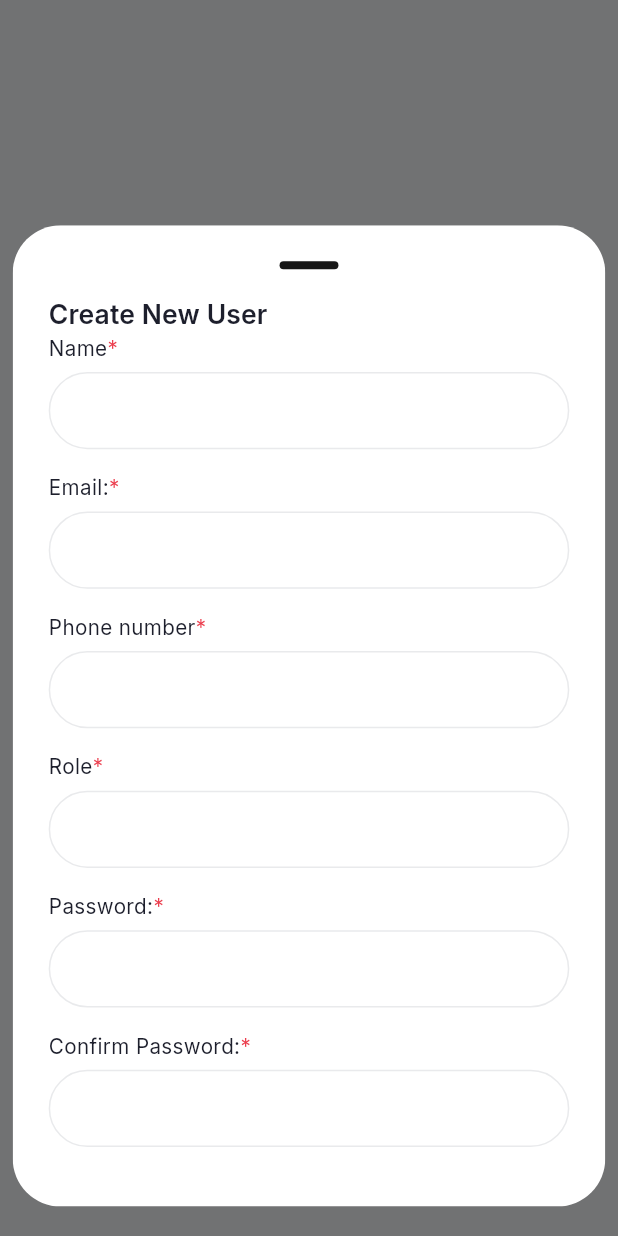
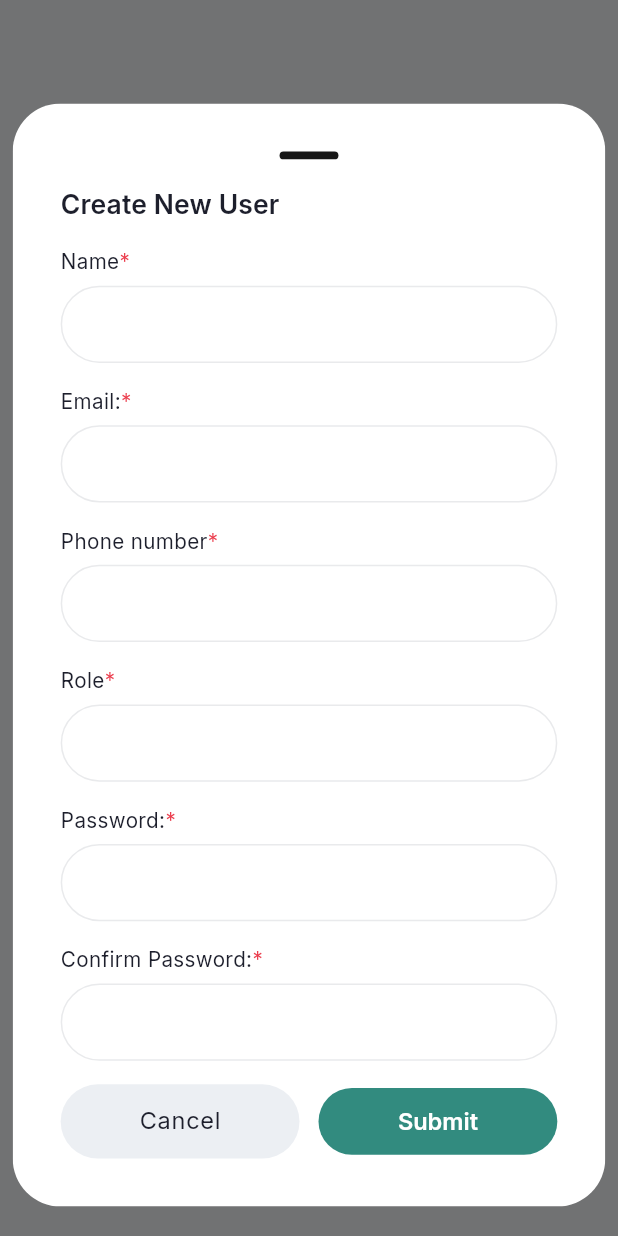
Before and after one commit to backbencherstudio/artneidich_admin_app, a Flutter app: what showCreateNewUserSheet() shows on an empty page, opened directly, on a phone screen of 412 x 824 dp. Run offline on Flutter 3.47's test engine with Material 3 defaults, Android fonts, the phone set to English and light mode, and no system bars; our stand-ins replace flutter_riverpod, flutter_screenutil, flutter_svg, go_router, google_fonts; missing offline and left inert: dynamic_path_url_strategy.

Commit message:
80 percent done

```diff
--- a/lib/src/core/constant/icons.dart
+++ b/lib/src/core/constant/icons.dart
@@ -15,7 +15,7 @@ class AppIcons {
 static const String appleICon = "$safrid/appleicon.svg ";
 
 
-
+static const String deleteicon = "$iconPath/delete.svg";
 
 
 
--- a/lib/src/feature/screens/user_Managment/presentation/user_mgmt_screen.dart
+++ b/lib/src/feature/screens/user_Managment/presentation/user_mgmt_screen.dart
@@ -10,6 +10,7 @@ import 'package:flutter_screenutil/flutter_screenutil.dart';
 import 'package:flutter_svg/svg.dart';
 
 import '../../../../core/constant/icons.dart';
+import '../../../common_widgets/delete_bottomsheet/delete_bottomSheet.dart';
 
 class UserMgmtScreen extends StatelessWidget {
   const UserMgmtScreen({super.key});
@@ -82,6 +83,9 @@ class UserMgmtScreen extends StatelessWidget {
               children: [Icon(Icons.add), Text("Add")],
             ),
             onPressed: () {
+              showDeleteSheet(context, (){
+
+              });
               showCreateNewUserSheet(context);
             },
           ),
--- a/lib/src/feature/screens/user_Managment/presentation/widgets/add_user_bottomSheet.dart
+++ b/lib/src/feature/screens/user_Managment/presentation/widgets/add_user_bottomSheet.dart
@@ -36,6 +36,8 @@ TextEditingController confirmPasswordController = TextEditingController();
                     bottom: Radius.circular(32),
                   ),
                 ),
+                child: Padding(
+                  padding: const EdgeInsets.all(8.0),
                   child: Column(
                     children: [
                       Center(
@@ -60,6 +62,7 @@ TextEditingController confirmPasswordController = TextEditingController();
                           ),
                         ),
                       ),
+                      SizedBox(height: 16.h),
                       CustomTextForm(title: 'Name', controller: nameController),
                       SizedBox(height: 16.h),
                       CustomTextForm(title: 'Email:', controller: emailController),
@@ -72,7 +75,50 @@ TextEditingController confirmPasswordController = TextEditingController();
                       SizedBox(height: 16.h),
                       CustomTextForm(title: 'Confirm Password:', controller: confirmPasswordController),
                       SizedBox(height: 16.h),
+
+                     Row(
+                      mainAxisAlignment: MainAxisAlignment.center,
+                      children: [
+                          Expanded(
+                            child: SizedBox(
+                             width: double.infinity,
+                             child: ElevatedButton(
+                             style: ElevatedButton.styleFrom(
+                              backgroundColor: Color(0xffECEFF3),
+                              padding: EdgeInsets.symmetric(
+                              horizontal: 32.w,
+                              vertical: 13.h,
+                                                  ),
+                                                ),
+                                                onPressed: () {},
+                                                child: Text("Cancel",
+                                                style: textTheme.bodyLarge!.copyWith(
+                                                  color: AppColor.primaryTextColor
+                                                ),
+                                                ),
+                                              ),
+                                            ),
+                          ),
+            SizedBox(width: 12.w,),
+                 Expanded(
+                   child: SizedBox(
+                             width: double.infinity,
+                             child: ElevatedButton(
+                             style: ElevatedButton.styleFrom(
+                              padding: EdgeInsets.symmetric(
+                              horizontal: 32.w,
+                              vertical: 13.h,
+                        ),
+                      ),
+                      onPressed: () {},
+                      child: Text("Submit"),
+                    ),
+                                   ),
+                 ),
                       ],
+                     )
+                    ],
+                  ),
                 ),
               ),
             ),
```
Also changed, not shown: lib/src/feature/common_widgets/delete_bottomsheet/delete_bottomSheet.dart (added, +135 -0 lines), assets/icons/delete.svg (added). Lines whose indentation alone changed are shown as unchanged.
